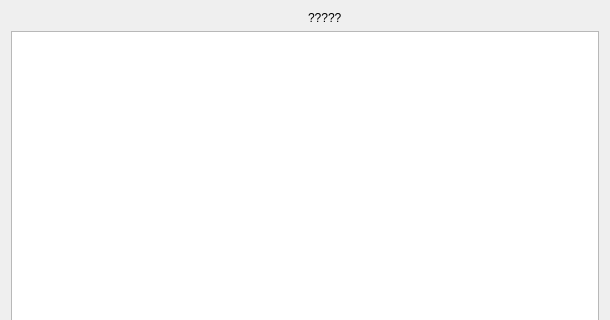
Old version of the form kitsas/kierto/kiertosivu.ui in the repository artoh/kitupiikki; both pictures show x 0 to 610 and y 0 to 320 of the 610 by 540 pixel window.
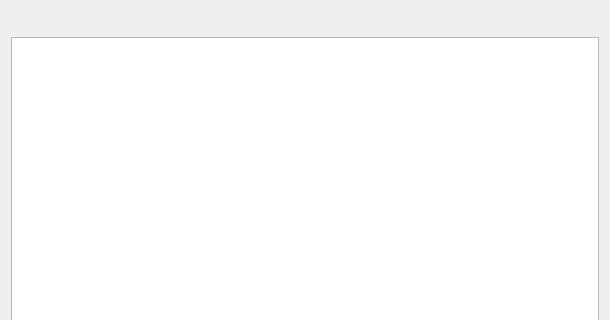
New version of the form.

Commit message: Kierron määritykset ja kiertosivu

```diff
--- a/kitsas/kierto/kiertosivu.ui
+++ b/kitsas/kierto/kiertosivu.ui
@@ -20,16 +20,32 @@
       <widget class="QTabBar" name="widget" native="true"/>
      </item>
      <item>
-      <widget class="QLabel" name="label">
-       <property name="text">
-        <string>?????</string>
+      <spacer name="horizontalSpacer">
+       <property name="orientation">
+        <enum>Qt::Horizontal</enum>
        </property>
-      </widget>
+       <property name="sizeHint" stdset="0">
+        <size>
+         <width>40</width>
+         <height>20</height>
+        </size>
+       </property>
+      </spacer>
      </item>
     </layout>
    </item>
    <item>
-    <widget class="QTableView" name="view"/>
+    <widget class="QTableView" name="view">
+     <property name="alternatingRowColors">
+      <bool>true</bool>
+     </property>
+     <property name="selectionMode">
+      <enum>QAbstractItemView::SingleSelection</enum>
+     </property>
+     <property name="selectionBehavior">
+      <enum>QAbstractItemView::SelectRows</enum>
+     </property>
+    </widget>
    </item>
   </layout>
  </widget>
```
Left out of the diff: 2 changed lines with no effect on the pictures. The commit also changes 29 other files.
